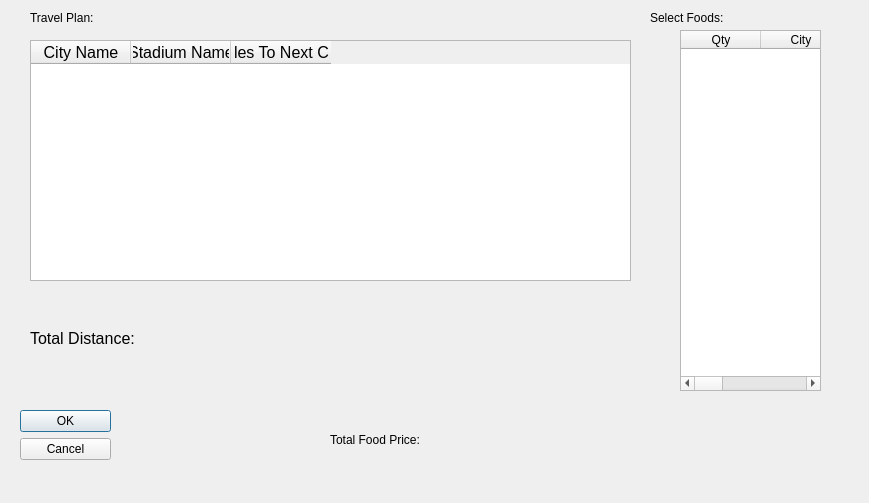
Old version of the form app/RouteDisplayer.ui in the repository TheBeesKnees111/Gamer-Girls.
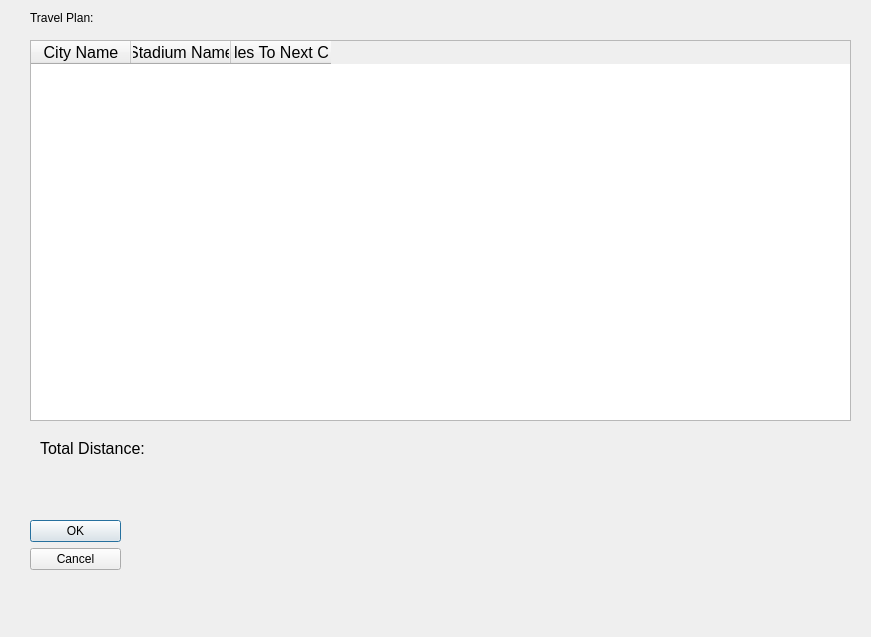
New version of the form.

```diff
--- a/app/RouteDisplayer.ui
+++ b/app/RouteDisplayer.ui
@@ -6,8 +6,8 @@
    <rect>
     <x>0</x>
     <y>0</y>
-    <width>869</width>
-    <height>503</height>
+    <width>871</width>
+    <height>637</height>
    </rect>
   </property>
   <property name="windowTitle">
@@ -39,66 +39,11 @@
     <string>Travel Plan:</string>
    </property>
   </widget>
-  <widget class="QTableWidget" name="SelectFoodTable">
-   <property name="geometry">
-    <rect>
-     <x>680</x>
-     <y>30</y>
-     <width>141</width>
-     <height>361</height>
-    </rect>
-   </property>
-   <property name="sortingEnabled">
-    <bool>true</bool>
-   </property>
-   <property name="columnCount">
-    <number>4</number>
-   </property>
-   <attribute name="horizontalHeaderDefaultSectionSize">
-    <number>80</number>
-   </attribute>
-   <attribute name="verticalHeaderVisible">
-    <bool>false</bool>
-   </attribute>
-   <column>
-    <property name="text">
-     <string>Qty</string>
-    </property>
-   </column>
-   <column>
-    <property name="text">
-     <string>City</string>
-    </property>
-   </column>
-   <column>
-    <property name="text">
-     <string>Food</string>
-    </property>
-   </column>
-   <column>
-    <property name="text">
-     <string>Price</string>
-    </property>
-   </column>
-  </widget>
-  <widget class="QLabel" name="label_4">
-   <property name="geometry">
-    <rect>
-     <x>330</x>
-     <y>430</y>
-     <width>121</width>
-     <height>20</height>
-    </rect>
-   </property>
-   <property name="text">
-    <string>Total Food Price:</string>
-   </property>
-  </widget>
   <widget class="QLabel" name="label">
    <property name="geometry">
     <rect>
-     <x>30</x>
-     <y>330</y>
+     <x>40</x>
+     <y>440</y>
      <width>121</width>
      <height>16</height>
     </rect>
@@ -133,8 +78,8 @@
   <widget class="QDialogButtonBox" name="Confirmation_PushButton">
    <property name="geometry">
     <rect>
-     <x>20</x>
-     <y>410</y>
+     <x>30</x>
+     <y>520</y>
      <width>91</width>
      <height>61</height>
     </rect>
@@ -151,8 +96,8 @@
     <rect>
      <x>30</x>
      <y>40</y>
-     <width>601</width>
-     <height>241</height>
+     <width>821</width>
+     <height>381</height>
     </rect>
    </property>
    <property name="font">
@@ -176,19 +121,6 @@
     </property>
    </column>
   </widget>
-  <widget class="QLabel" name="label_2">
-   <property name="geometry">
-    <rect>
-     <x>650</x>
-     <y>10</y>
-     <width>211</width>
-     <height>16</height>
-    </rect>
-   </property>
-   <property name="text">
-    <string>Select Foods:</string>
-   </property>
-  </widget>
  </widget>
  <resources/>
  <connections/>
```
